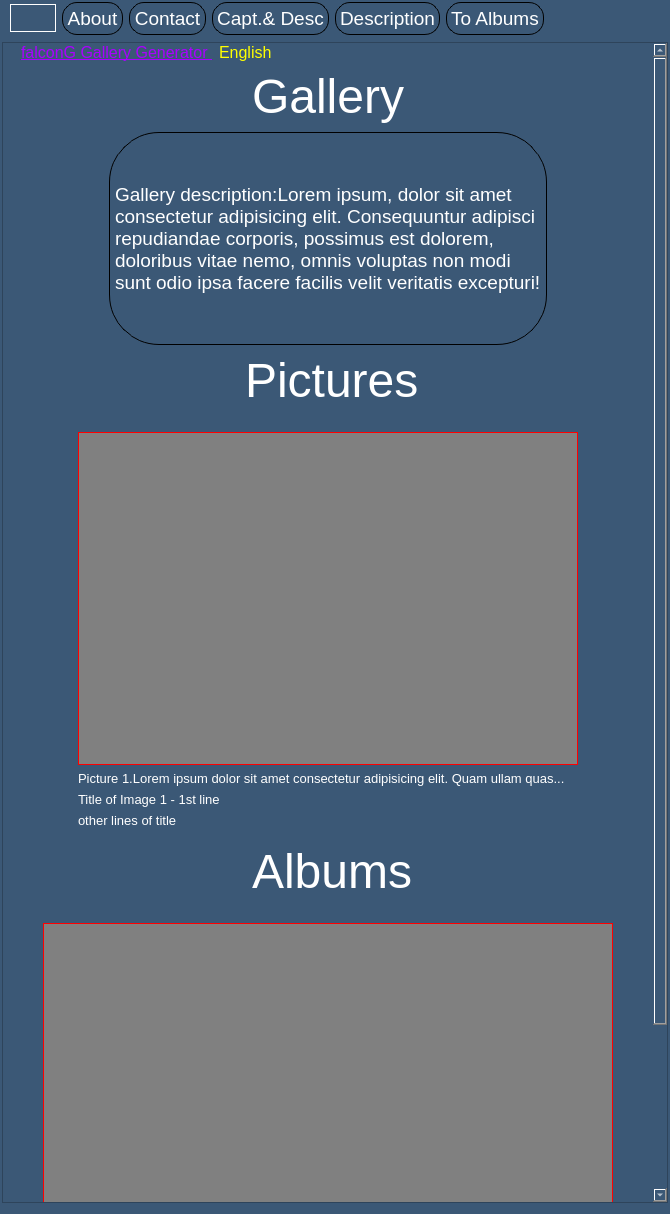
Qt form src/designpage.ui (solyoma/falconG) before a commit.
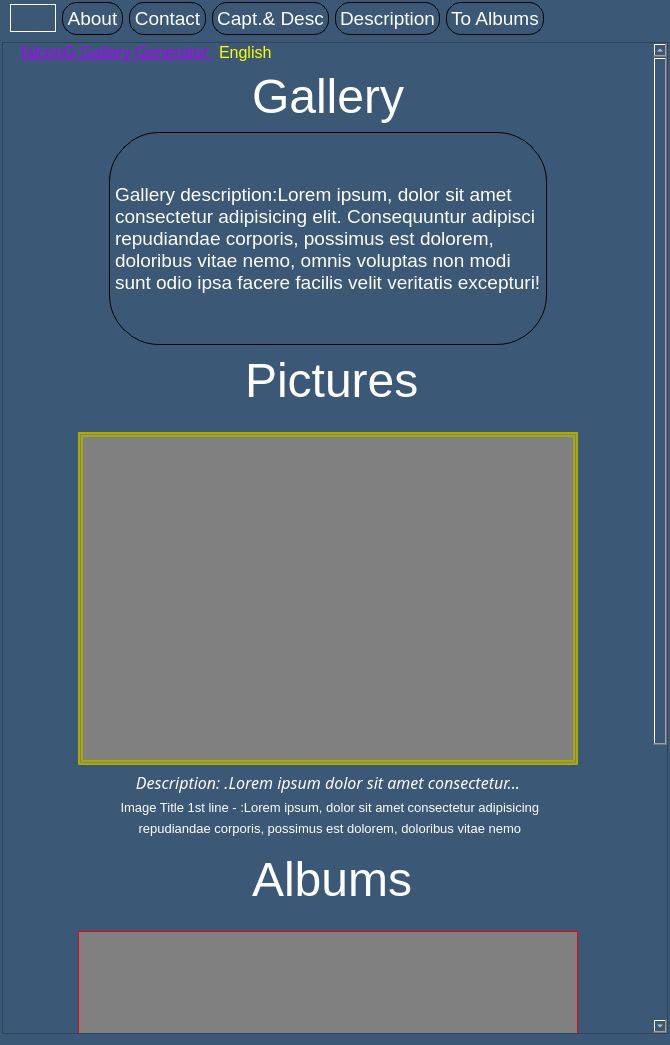
The same form after that commit. Icons and pictures are not drawn. Custom widgets are drawn as their Qt base class.

Commit message: WIP - doesn't work added style engine

```diff
--- a/src/designpage.ui
+++ b/src/designpage.ui
@@ -7,7 +7,7 @@
     <x>0</x>
     <y>0</y>
     <width>670</width>
-    <height>1214</height>
+    <height>1045</height>
    </rect>
   </property>
   <property name="minimumSize">
@@ -245,7 +245,7 @@
         <x>0</x>
         <y>0</y>
         <width>650</width>
-        <height>1364</height>
+        <height>1376</height>
        </rect>
       </property>
       <property name="styleSheet">
@@ -455,7 +455,7 @@
              <enum>QFrame::NoFrame</enum>
             </property>
             <property name="text">
-             <string>&lt;html&gt;&lt;head/&gt;&lt;body&gt;&lt;p&gt;Gallery description:Lorem ipsum, dolor sit amet consectetur adipisicing elit. Consequuntur adipisci repudiandae corporis, possimus est dolorem, doloribus vitae nemo, omnis voluptas non modi sunt odio ipsa facere facilis velit veritatis excepturi! &lt;/p&gt;&lt;/body&gt;&lt;/html&gt;</string>
+             <string>Gallery description:Lorem ipsum, dolor sit amet consectetur adipisicing elit. Consequuntur adipisci repudiandae corporis, possimus est dolorem, doloribus vitae nemo, omnis voluptas non modi sunt odio ipsa facere facilis velit veritatis excepturi! </string>
             </property>
             <property name="wordWrap">
              <bool>true</bool>
@@ -607,8 +607,8 @@
             <property name="styleSheet">
              <string notr="true">#pnlDnSlideP
 {
-	border: 1px solid red;
-	border-radius 15%;
+	border: 5px double #aaaa00;
+	border-radius 15px;
 	background:gray;
 }</string>
             </property>
@@ -637,16 +637,33 @@
             </property>
             <property name="font">
              <font>
-              <pointsize>10</pointsize>
+              <family>Baumans</family>
+              <pointsize>12</pointsize>
+              <italic>true</italic>
              </font>
             </property>
             <property name="styleSheet">
              <string notr="true">#lblDnDescriptionP {
- color:white;
-}</string>
+  	color:#ffffff;
+ 	background-color:rgba(0,43,0,0);
+ 	background-image:none;
+ 	font-family:Baumans;
+ 	font-size:12pt;
+ 	line-height:14pt;
+ 	text-align:center;
+ 	border:none;
+   font-style:italic;
+}
+</string>
             </property>
             <property name="text">
-             <string>&lt;html&gt;&lt;head/&gt;&lt;body&gt;&lt;p&gt;Picture 1.Lorem ipsum dolor sit amet consectetur adipisicing elit. Quam ullam quas...&lt;/p&gt;&lt;/body&gt;&lt;/html&gt;</string>
+             <string>Description: .Lorem ipsum dolor sit amet consectetur...</string>
+            </property>
+            <property name="alignment">
+             <set>Qt::AlignCenter</set>
+            </property>
+            <property name="wordWrap">
+             <bool>true</bool>
             </property>
            </widget>
           </item>
@@ -663,7 +680,13 @@
 }</string>
             </property>
             <property name="text">
-             <string>Title of Image 1 - 1st line</string>
+             <string> Image Title 1st line - :Lorem ipsum, dolor sit amet consectetur adipisicing</string>
+            </property>
+            <property name="alignment">
+             <set>Qt::AlignCenter</set>
+            </property>
+            <property name="wordWrap">
+             <bool>true</bool>
             </property>
            </widget>
           </item>
@@ -680,7 +703,13 @@
 }</string>
             </property>
             <property name="text">
-             <string>other lines of title</string>
+             <string> repudiandae corporis, possimus est dolorem, doloribus vitae nemo</string>
+            </property>
+            <property name="alignment">
+             <set>Qt::AlignCenter</set>
+            </property>
+            <property name="wordWrap">
+             <bool>true</bool>
             </property>
            </widget>
           </item>
@@ -843,11 +872,26 @@
             </property>
             <property name="styleSheet">
              <string notr="true">#lblDnDescriptionA {
- color:white;
-}</string>
+  	color:#ffffff;
+ 	background-color:rgba(0,43,0,0);
+ 	background-image:none;
+ 	font-family:Baumans;
+ 	font-size:12pt;
+ 	line-height:14pt;
+ 	text-align:center;
+ 	border:none;
+    font-style:italic;
+}
+</string>
             </property>
             <property name="text">
-             <string>Description Picture 1.Lorem ipsum dolor sit amet consectetur adipisicing elit. Quam ullam quas aspernatur..</string>
+             <string>Description: .Lorem ipsum dolor sit amet consectetur...</string>
+            </property>
+            <property name="alignment">
+             <set>Qt::AlignCenter</set>
+            </property>
+            <property name="wordWrap">
+             <bool>true</bool>
             </property>
            </widget>
           </item>
@@ -859,7 +903,13 @@
 }</string>
             </property>
             <property name="text">
-             <string>Title of Image 1 - 1st line</string>
+             <string>Album Title 1st line - :Lorem ipsum, dolor sit amet consectetur adipisicing</string>
+            </property>
+            <property name="alignment">
+             <set>Qt::AlignCenter</set>
+            </property>
+            <property name="wordWrap">
+             <bool>true</bool>
             </property>
            </widget>
           </item>
@@ -871,7 +921,13 @@
 }</string>
             </property>
             <property name="text">
-             <string>other lines of title</string>
+             <string> repudiandae corporis, possimus est dolorem, doloribus vitae nemo</string>
+            </property>
+            <property name="alignment">
+             <set>Qt::AlignCenter</set>
+            </property>
+            <property name="wordWrap">
+             <bool>true</bool>
             </property>
            </widget>
           </item>
```
The commit also changes 30 other files.
